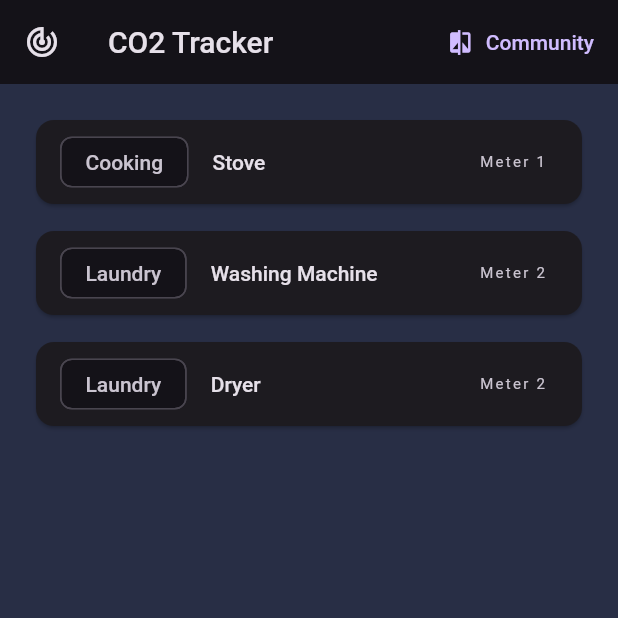
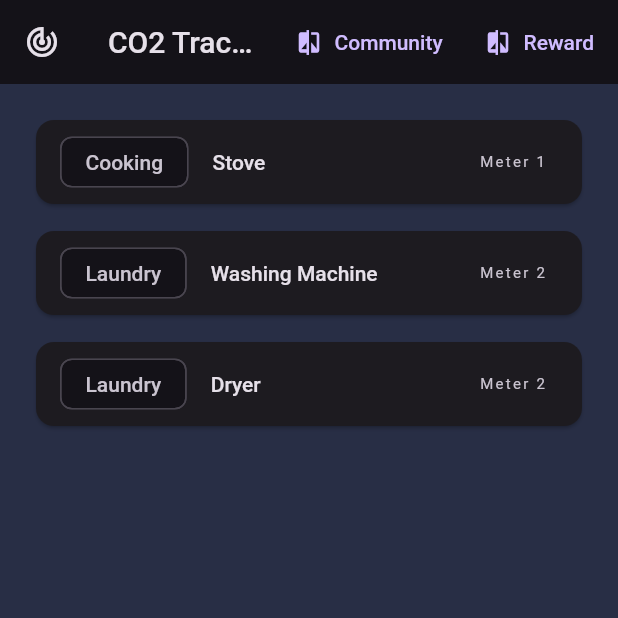
Before and after one commit to prism97/CO2-Tracker, a Flutter app: the screen it shows after launch, on a phone screen of 412 x 824 dp, the top half of it. Run offline on Flutter 3.47's test engine with Material 2 defaults, Android fonts, the phone set to English and light mode, and no system bars; our stand-ins replace fl_chart, flutter_svg, go_router, google_fonts; Roboto replaces fonts that are missing (Assistant).

Commit message:
added reward screen

```diff
--- a/lib/navbar.dart
+++ b/lib/navbar.dart
@@ -20,6 +20,11 @@ class NavBar extends StatelessWidget {
             icon: const Icon(Icons.compare),
             label: const Text("Community"),
           ),
+          TextButton.icon(
+            onPressed: () => router.go("/reward"),
+            icon: const Icon(Icons.compare),
+            label: const Text("Reward"),
+          ),
         ],
       ),
       body: Padding(
--- a/lib/router.dart
+++ b/lib/router.dart
@@ -1,4 +1,5 @@
 import 'package:co2_tracker/navbar.dart';
+import 'package:co2_tracker/screens/achievement_screen.dart';
 import 'package:co2_tracker/screens/catalogue_screen.dart';
 import 'package:co2_tracker/screens/community_screen.dart';
 import 'package:co2_tracker/screens/machine_screen.dart';
@@ -33,6 +34,10 @@ final GoRouter router = GoRouter(
               path: 'community',
               builder: (context, state) => CommunityScreen(),
             ),
+            GoRoute(
+              path: 'reward',
+              builder: (context, state) => RewardsScreen(),
+            ),
           ],
         ),
       ],
--- a/lib/screens/achievement_screen.dart
+++ b/lib/screens/achievement_screen.dart
@@ -3,8 +3,8 @@ import 'package:flutter/material.dart';
 class RewardsScreen extends StatelessWidget {
   final List<Reward> rewards = [
     Reward('You won the discount for Lidl', 'assets/images/Lidl.png'),
-    Reward('You won the super badge', 'assets/images/Lidl.png'),
-    Reward('You saved 30% carbon emissions', 'assets/images/Lidl.png'),
+    Reward('You won the super badge', 'assets/images/gold.png'),
+    Reward('You saved 30% carbon emissions', 'assets/images/leaf.png'),
     // Add more rewards as needed
   ];
 
--- a/pubspec.yaml
+++ b/pubspec.yaml
@@ -70,6 +70,9 @@ flutter:
     - assets/images/sun-fog-svgrepo-com.svg
     - assets/images/post-meridiem-afternoon-svgrepo-com.svg
     - assets/images/Lidl.png
+    - assets/images/gold.png
+    - assets/images/green.png
+    - assets/images/leaf.png
 
   # An image asset can refer to one or more resolution-specific "variants", see
   # https://flutter.dev/assets-and-images/#resolution-aware
```
